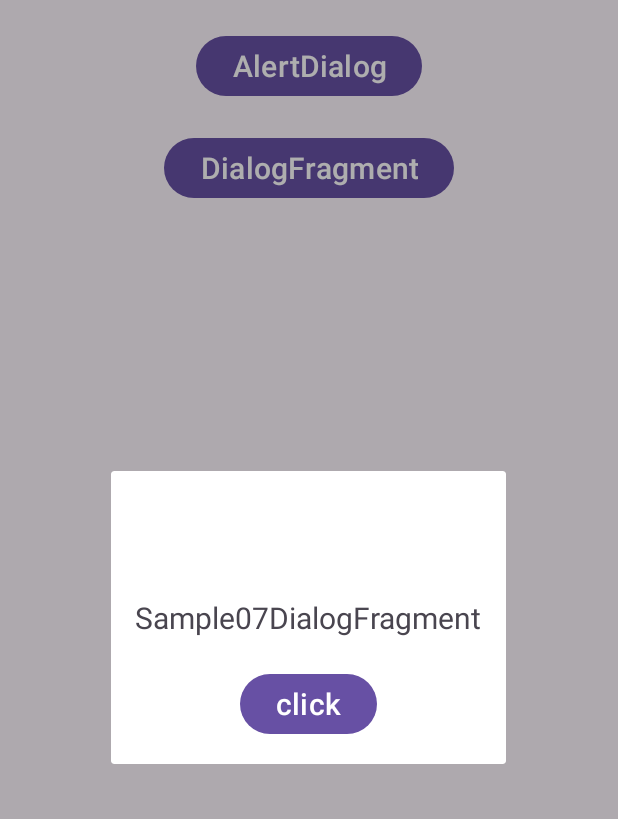
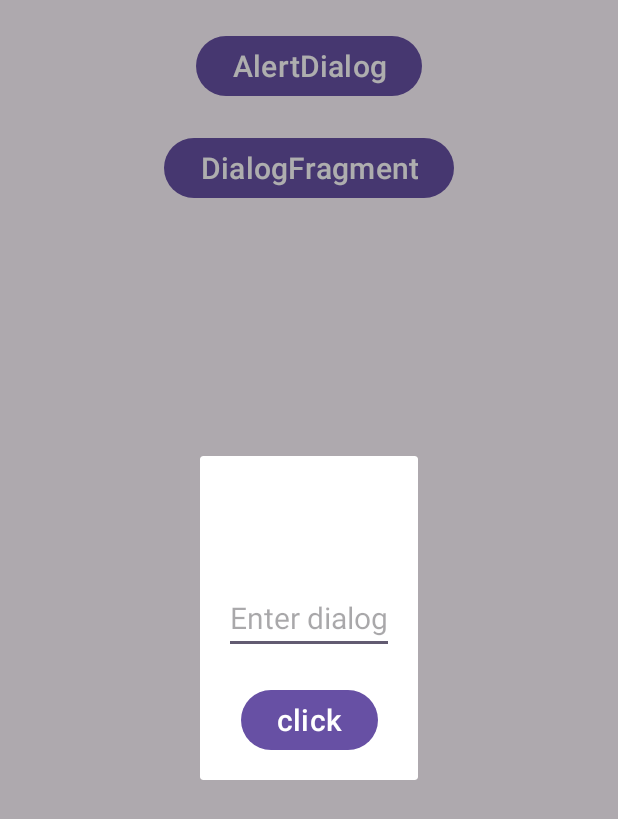
Before and after one commit to StoDruzey/Sample07DialogFragment, an Android app: the screen it shows after launch (MainActivity), after a tap on "DialogFragment", on a phone screen of 412 x 824 dp. Shown: the top 819 px of the screen. Run offline under Robolectric (Android 15) with nearby library versions, the phone set to English and light mode, and no system bars.

Commit message:
Initial state of DialogFragment implemented

```diff
--- a/app/src/main/java/com/example/sample07dialogfragment/CustomDialog.kt
+++ b/app/src/main/java/com/example/sample07dialogfragment/CustomDialog.kt
@@ -4,7 +4,9 @@ import android.os.Bundle
 import android.view.LayoutInflater
 import android.view.View
 import android.view.ViewGroup
+import androidx.core.os.bundleOf
 import androidx.fragment.app.DialogFragment
+import androidx.fragment.app.Fragment
 import com.example.sample07dialogfragment.databinding.FragmentCustomDialogBinding
 
 class CustomDialog : DialogFragment() {
@@ -29,7 +31,13 @@ class CustomDialog : DialogFragment() {
         isCancelable = false
 
         with(binding) {
+
+            editText.setText(requireArguments().getString(KEY_RETURN))
             button.setOnClickListener {
+                parentFragmentManager
+                    .setFragmentResult(FirstFragment.KEY_DIALOG,
+                    bundleOf(FirstFragment.BUNDLE_KEY to editText.text.toString())
+                    )
                 dismiss()
             }
         }
@@ -40,4 +48,12 @@ class CustomDialog : DialogFragment() {
 
         _binding = null
     }
+
+    companion object {
+        const val KEY_RETURN = "key_return"
+        fun getInstance(text: String): Fragment {
+            return CustomDialog()
+                .apply { arguments = bundleOf(KEY_RETURN to text) }
+        }
+    }
 }
--- a/app/src/main/java/com/example/sample07dialogfragment/FirstFragment.kt
+++ b/app/src/main/java/com/example/sample07dialogfragment/FirstFragment.kt
@@ -11,6 +11,7 @@ import android.view.View
 import android.view.ViewGroup
 import androidx.appcompat.app.AlertDialog
 import androidx.core.content.ContextCompat
+import androidx.core.os.bundleOf
 import androidx.core.text.backgroundColor
 import androidx.core.text.buildSpannedString
 import androidx.core.text.color
@@ -72,9 +73,18 @@ class FirstFragment : Fragment() {
             }
 
             button2.setOnClickListener {
+                val text = textView.text.toString()
                 val customDialog = CustomDialog()
+                    .apply {
+                        arguments = bundleOf(CustomDialog.KEY_RETURN to text)
+                    }
                 customDialog.show(childFragmentManager, "cust1")
             }
+
+            childFragmentManager
+                .setFragmentResultListener(KEY_DIALOG, viewLifecycleOwner) {_, bundle ->
+                    textView.text = bundle.getString(BUNDLE_KEY)
+                }
         }
     }
 
@@ -83,4 +93,9 @@ class FirstFragment : Fragment() {
 
         _binding = null
     }
+
+    companion object {
+        const val KEY_DIALOG = "key_dialog"
+        const val BUNDLE_KEY = "bundle_key"
+    }
 }
--- a/app/src/main/res/layout/fragment_custom_dialog.xml
+++ b/app/src/main/res/layout/fragment_custom_dialog.xml
@@ -5,13 +5,13 @@
     xmlns:app="http://schemas.android.com/apk/res-auto"
     android:padding="16dp">
 
-    <TextView
-        android:id="@+id/text_view"
+    <EditText
+        android:id="@+id/edit_text"
         android:layout_width="match_parent"
         android:layout_height="wrap_content"
         app:layout_constraintTop_toTopOf="parent"
         app:layout_constraintBottom_toBottomOf="parent"
-        android:text="@string/app_name"
+        android:hint="Enter dialog"
         android:textSize="20sp"
         android:gravity="center"/>
 
@@ -19,7 +19,7 @@
         android:id="@+id/button"
         android:layout_width="wrap_content"
         android:layout_height="wrap_content"
-        app:layout_constraintTop_toBottomOf="@id/text_view"
+        app:layout_constraintTop_toBottomOf="@id/edit_text"
         app:layout_constraintStart_toStartOf="parent"
         app:layout_constraintEnd_toEndOf="parent"
         android:layout_marginTop="20dp"
--- a/app/src/main/res/layout/fragment_first.xml
+++ b/app/src/main/res/layout/fragment_first.xml
@@ -2,6 +2,7 @@
 <LinearLayout xmlns:android="http://schemas.android.com/apk/res/android"
     android:layout_width="match_parent"
     android:layout_height="match_parent"
+    xmlns:tools="http://schemas.android.com/tools"
     android:orientation="vertical">
 
     <Button
@@ -22,5 +23,14 @@
         android:text="DialogFragment"
         android:textSize="20sp"/>
 
+    <TextView
+        android:id="@+id/text_view"
+        android:layout_width="match_parent"
+        android:layout_height="wrap_content"
+        android:textSize="20sp"
+        tools:text="Dialog"
+        android:layout_marginTop="20dp"
+        android:gravity="center_horizontal"/>
+
 
 </LinearLayout>
```
